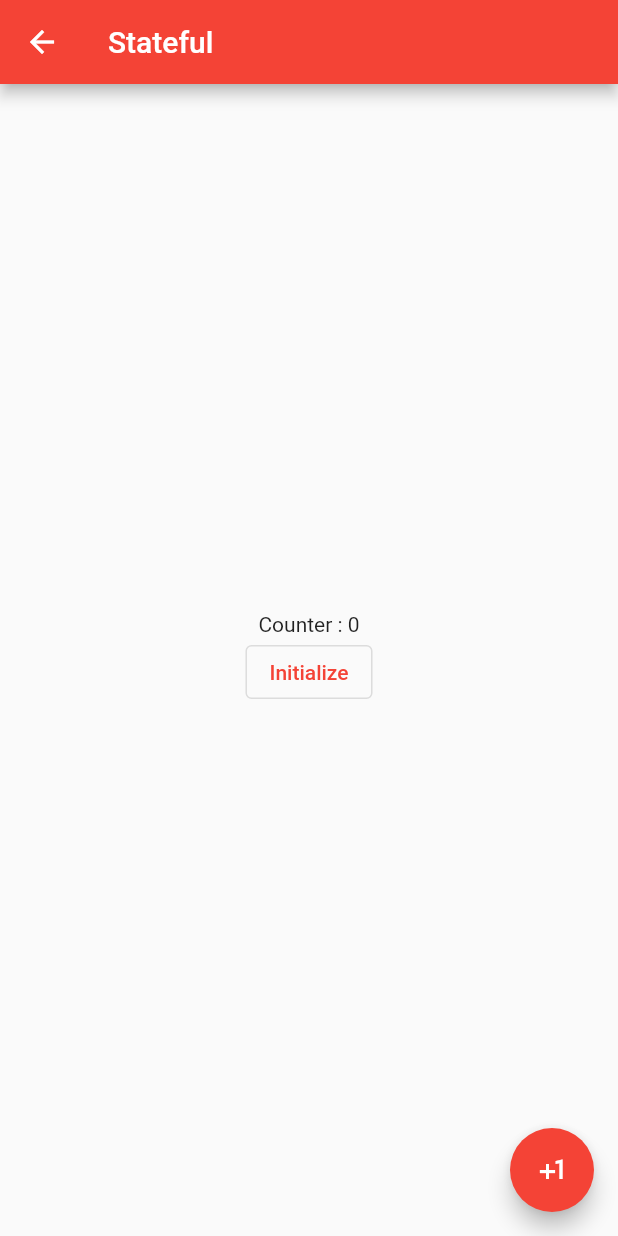
After one commit to code1iners/hello-basic-flutter, a Flutter app: the screen it shows after launch, after a tap on "Stateful", on a phone screen of 412 x 824 dp. The commit adds this screen. Run offline on Flutter 3.47's test engine with Material 2 defaults, Android fonts, the phone set to English and light mode, and no system bars; our stand-ins replace fluttertoast.

Commit message:
Added stateful widget example.

```diff
--- a/lib/navigator/Delegator.dart
+++ b/lib/Delegator.dart
@@ -23,6 +23,12 @@ class Delegator extends StatelessWidget {
                 Navigator.pushNamed(context, '/page/1');
               },
             ),
+            OutlinedButton(
+              child: Text('Stateful'),
+              onPressed: () {
+                Navigator.pushNamed(context, '/state');
+              },
+            ),
           ],
         ),
       ),
--- a/lib/main.dart
+++ b/lib/main.dart
@@ -1,10 +1,11 @@
 import 'package:flutter/material.dart';
-import 'package:hello_menu_icon/navigator/Delegator.dart';
+import 'package:hello_menu_icon/Delegator.dart';
 import 'package:hello_menu_icon/navigator/PageOne.dart';
 import 'package:hello_menu_icon/navigator/PageTwo.dart';
 import 'package:hello_menu_icon/navigator/ScreenA.dart';
 import 'package:hello_menu_icon/navigator/ScreenB.dart';
 import 'package:hello_menu_icon/navigator/ScreenC.dart';
+import 'package:hello_menu_icon/state/stateful.dart';
 
 import 'menu/menu.dart';
 
@@ -26,6 +27,7 @@ class MyApp extends StatelessWidget {
         '/c': (context) => ScreenC(),
         '/page/1': (context) => PageOne(),
         '/page/2': (context) => PageTwo(),
+        '/state': (context) => StateFulWidgetExample(),
       },
       debugShowCheckedModeBanner: false,
     );
--- /dev/null
+++ b/lib/state/stateful.dart
@@ -0,0 +1,43 @@
+import 'package:flutter/material.dart';
+
+class StateFulWidgetExample extends StatefulWidget {
+  @override
+  _StateFulWidgetExampleState createState() => _StateFulWidgetExampleState();
+}
+
+class _StateFulWidgetExampleState extends State<StateFulWidgetExample> {
+  var counter = 0;
+
+  @override
+  Widget build(BuildContext context) {
+    return Scaffold(
+      appBar: AppBar(
+        title: Text('Stateful'),
+      ),
+      body: Center(
+        child: Column(
+          mainAxisAlignment: MainAxisAlignment.center,
+          children: [
+            Text('Counter : $counter'),
+            OutlinedButton(
+              child: Text('Initialize'),
+              onPressed: () {
+                setState(() {
+                  counter = 0;
+                });
+              },
+            )
+          ],
+        ),
+      ),
+      floatingActionButton: FloatingActionButton(
+        child: Icon(Icons.plus_one),
+        onPressed: () {
+          setState(() {
+            counter++;
+          });
+        },
+      ),
+    );
+  }
+}
```
